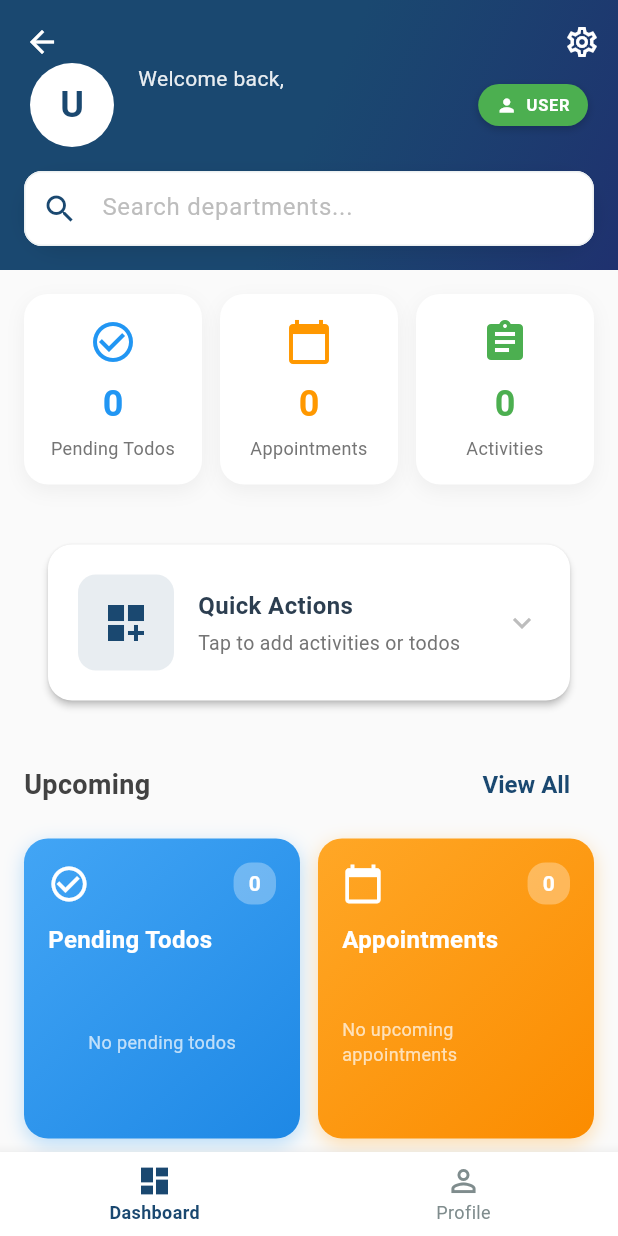
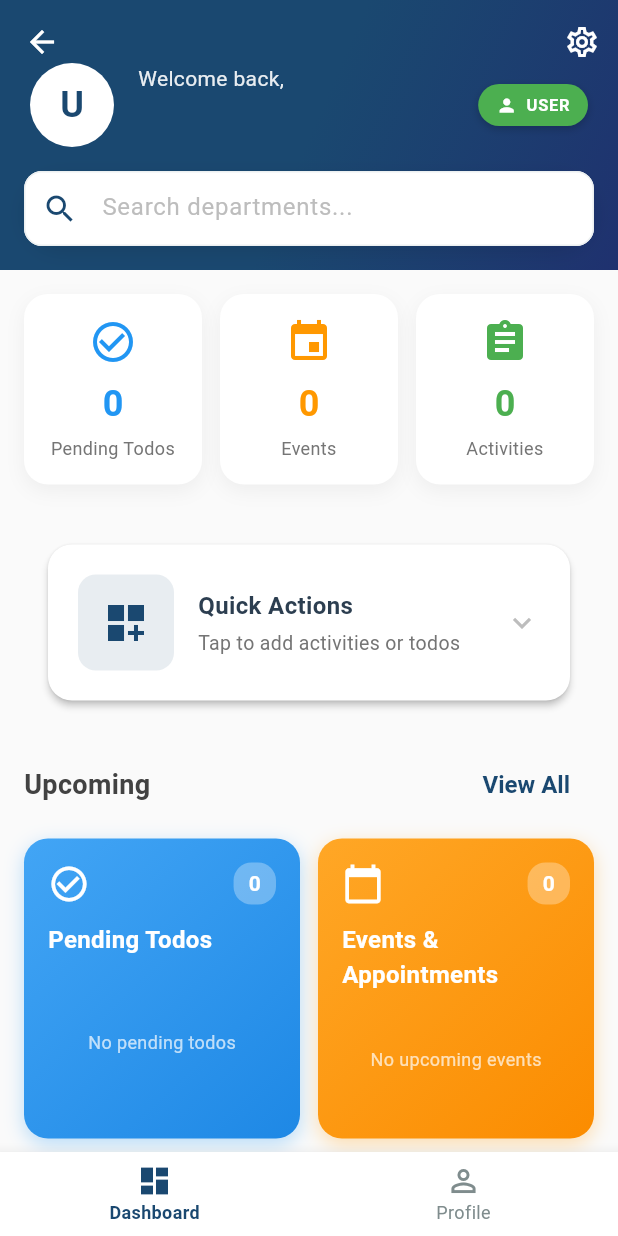
Before and after one commit to hearyaldy/pastor_report-latest, a Flutter app: the screen it shows once a user with an empty profile is signed in, on a phone screen of 412 x 824 dp. Run offline on Flutter 3.47's test engine with Material 3 defaults, Android fonts, the phone set to English and light mode, and no system bars; our stand-ins replace cloud_firestore, firebase_auth, firebase_core, pdf, share_plus, shared_preferences and 2 more; missing offline and left inert: excel; accounts and stored records are empty.

Commit message:
feat: Combine events and appointments in dashboard display
- Updated "Appointments" card to show both Events & Appointments
- Added Event model and EventService imports
- Combined upcoming events and appointments, sorted by date
- Changed card title to "Events & Appointments"
- Updated Quick Stats to include events count (combined with appointments)
- Changed stats label from "Appointments" to "Events"
- Card navigates to /calendar (combined calendar view)
- Shows up to 3 upcoming items with different icons for events vs appointments
- Events use event icon, appointments use calendar icon

🤖 Generated with [Claude Code](https://claude.com/claude-code)

Co-Authored-By: Claude <noreply@anthropic.com>

```diff
--- a/lib/screens/dashboard_screen_improved.dart
+++ b/lib/screens/dashboard_screen_improved.dart
@@ -6,10 +6,12 @@ import 'package:pastor_report/models/department_model.dart';
 import 'package:pastor_report/models/user_model.dart';
 import 'package:pastor_report/models/todo_model.dart';
 import 'package:pastor_report/models/appointment_model.dart';
+import 'package:pastor_report/models/event_model.dart';
 import 'package:pastor_report/models/activity_model.dart';
 import 'package:pastor_report/services/optimized_data_service.dart';
 import 'package:pastor_report/services/todo_storage_service.dart';
 import 'package:pastor_report/services/appointment_storage_service.dart';
+import 'package:pastor_report/services/event_service.dart';
 import 'package:pastor_report/services/activity_storage_service.dart';
 import 'package:pastor_report/utils/constants.dart';
 import 'package:uuid/uuid.dart';
@@ -294,9 +296,9 @@ class _ImprovedDashboardScreenState extends State<ImprovedDashboardScreen> {
                 const SizedBox(width: 12),
                 Expanded(
                   child: _buildStatCard(
-                    'Appointments',
+                    'Events',
                     stats['appointments'] ?? 0,
-                    Icons.calendar_today,
+                    Icons.event,
                     Colors.orange,
                   ),
                 ),
@@ -953,20 +955,37 @@ class _ImprovedDashboardScreenState extends State<ImprovedDashboardScreen> {
   }
 
   Widget _buildAppointmentsCard() {
-    return FutureBuilder<List<Appointment>>(
-      future: AppointmentStorageService.instance.getAppointments(),
+    return FutureBuilder<List<dynamic>>(
+      future: Future.wait([
+        AppointmentStorageService.instance.getAppointments(),
+        EventService.instance.getAllEvents(),
+      ]),
       builder: (context, snapshot) {
         if (!snapshot.hasData) {
           return const Center(child: CircularProgressIndicator());
         }
 
-        final upcoming = snapshot.data!
+        final appointments = snapshot.data![0] as List<Appointment>;
+        final events = snapshot.data![1] as List<Event>;
+
+        // Combine appointments and events
+        final upcomingAppointments = appointments
             .where((a) => a.dateTime.isAfter(DateTime.now()))
-            .take(2)
+            .map((a) => {'type': 'appointment', 'data': a, 'dateTime': a.dateTime})
             .toList();
 
+        final upcomingEvents = events
+            .where((e) => e.startDate.isAfter(DateTime.now()))
+            .map((e) => {'type': 'event', 'data': e, 'dateTime': e.startDate})
+            .toList();
+
+        final upcoming = [...upcomingAppointments, ...upcomingEvents]
+          ..sort((a, b) => (a['dateTime'] as DateTime).compareTo(b['dateTime'] as DateTime));
+
+        final displayItems = upcoming.take(3).toList();
+
         return GestureDetector(
-          onTap: () => Navigator.pushNamed(context, '/appointments'),
+          onTap: () => Navigator.pushNamed(context, '/calendar'),
           child: Container(
             padding: const EdgeInsets.all(16),
             decoration: BoxDecoration(
@@ -1001,7 +1020,7 @@ class _ImprovedDashboardScreenState extends State<ImprovedDashboardScreen> {
                         borderRadius: BorderRadius.circular(12),
                       ),
                       child: Text(
-                        '${upcoming.length}',
+                        '${displayItems.length}',
                         style: const TextStyle(
                           color: Colors.white,
                           fontWeight: FontWeight.bold,
@@ -1012,7 +1031,7 @@ class _ImprovedDashboardScreenState extends State<ImprovedDashboardScreen> {
                 ),
                 const SizedBox(height: 12),
                 const Text(
-                  'Appointments',
+                  'Events & Appointments',
                   style: TextStyle(
                     fontSize: 16,
                     fontWeight: FontWeight.bold,
@@ -1021,24 +1040,39 @@ class _ImprovedDashboardScreenState extends State<ImprovedDashboardScreen> {
                 ),
                 const SizedBox(height: 8),
                 Expanded(
-                  child: upcoming.isEmpty
+                  child: displayItems.isEmpty
                       ? const Center(
                           child: Text(
-                            'No upcoming appointments',
+                            'No upcoming events',
                             style: TextStyle(color: Colors.white70, fontSize: 12),
                           ),
                         )
                       : ListView.builder(
-                          itemCount: upcoming.length,
+                          itemCount: displayItems.length,
                           itemBuilder: (context, index) {
-                            final appointment = upcoming[index];
+                            final item = displayItems[index];
+                            final isEvent = item['type'] == 'event';
+                            final title = isEvent
+                                ? (item['data'] as Event).title
+                                : (item['data'] as Appointment).title;
+                            final dateTime = item['dateTime'] as DateTime;
+
                             return Padding(
                               padding: const EdgeInsets.only(bottom: 8),
+                              child: Row(
+                                children: [
+                                  Icon(
+                                    isEvent ? Icons.event : Icons.calendar_today,
+                                    size: 12,
+                                    color: Colors.white70,
+                                  ),
+                                  const SizedBox(width: 6),
+                                  Expanded(
                                     child: Column(
                                       crossAxisAlignment: CrossAxisAlignment.start,
                                       children: [
                                         Text(
-                                    appointment.title,
+                                          title,
                                           style: const TextStyle(
                                             color: Colors.white,
                                             fontSize: 13,
@@ -1048,10 +1082,13 @@ class _ImprovedDashboardScreenState extends State<ImprovedDashboardScreen> {
                                           overflow: TextOverflow.ellipsis,
                                         ),
                                         Text(
-                                    DateFormat('MMM dd, hh:mm a').format(appointment.dateTime),
+                                          DateFormat('MMM dd, hh:mm a').format(dateTime),
                                           style: const TextStyle(
                                             color: Colors.white70,
                                             fontSize: 11,
+                                          ),
+                                        ),
+                                      ],
                                     ),
                                   ),
                                 ],
@@ -1420,11 +1457,15 @@ class _ImprovedDashboardScreenState extends State<ImprovedDashboardScreen> {
 
     final todos = await TodoStorageService.instance.getTodos();
     final appointments = await AppointmentStorageService.instance.getAppointments();
+    final events = await EventService.instance.getAllEvents();
     final activities = await ActivityStorageService.instance.getActivities();
+
+    final upcomingAppointments = appointments.where((a) => a.dateTime.isAfter(DateTime.now())).length;
+    final upcomingEvents = events.where((e) => e.startDate.isAfter(DateTime.now())).length;
 
     return {
       'todos': todos.where((t) => !t.isCompleted).length,
-      'appointments': appointments.where((a) => a.dateTime.isAfter(DateTime.now())).length,
+      'appointments': upcomingAppointments + upcomingEvents,
       'activities': activities.length,
     };
   }
```
Lines whose indentation alone changed are shown as unchanged.
